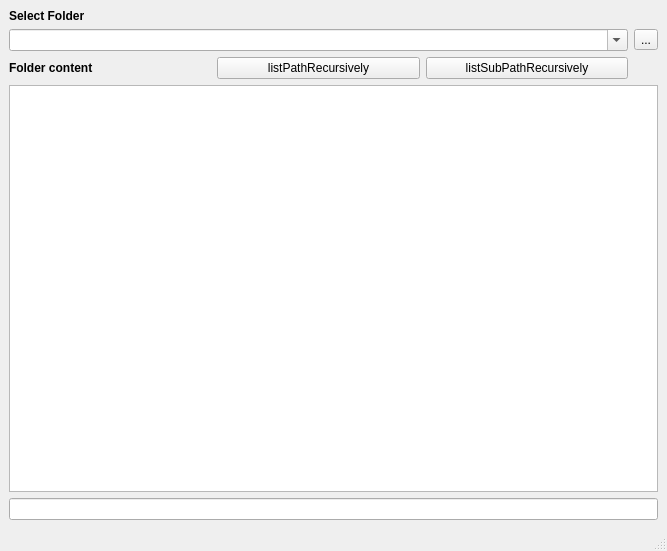
The window that Examples/CommonBasicUsage/mainwindow.ui (g-gualeni/QtNoid2) describes before a commit, drawn with Qt 5.
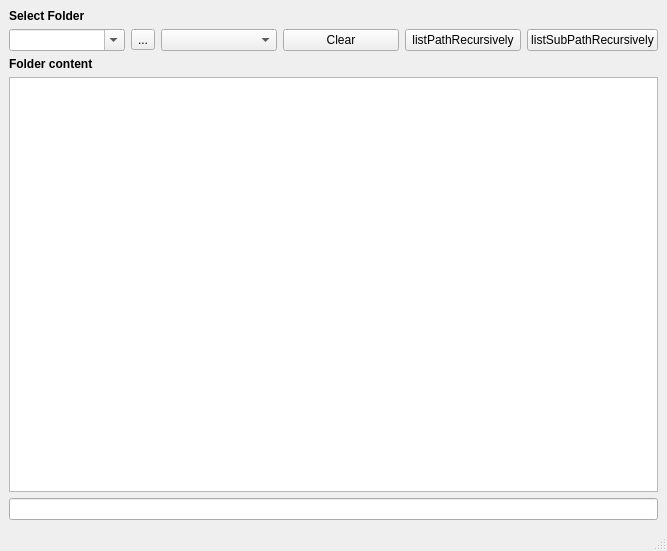
The same window after the commit.

Diff of the .ui file:
```diff
--- a/Examples/CommonBasicUsage/mainwindow.ui
+++ b/Examples/CommonBasicUsage/mainwindow.ui
@@ -14,8 +14,6 @@
    <string>MainWindow</string>
   </property>
   <widget class="QWidget" name="centralwidget">
-   <layout class="QVBoxLayout" name="verticalLayout">
-    <item>
      <layout class="QGridLayout" name="gridLayout">
       <item row="0" column="0">
        <widget class="QLabel" name="label_2">
@@ -29,57 +27,75 @@
         </property>
        </widget>
       </item>
-      <item row="2" column="0">
-       <widget class="QLabel" name="label">
-        <property name="font">
-         <font>
-          <bold>true</bold>
-         </font>
-        </property>
-        <property name="text">
-         <string>Folder content</string>
+    <item row="1" column="0">
+     <widget class="QComboBox" name="txtFolder">
+      <property name="toolTip">
+       <string>const QString &amp;path</string>
+      </property>
+      <property name="editable">
+       <bool>true</bool>
         </property>
        </widget>
       </item>
-      <item row="3" column="0" colspan="4">
-       <widget class="QPlainTextEdit" name="txtPathList"/>
-      </item>
-      <item row="1" column="3">
+    <item row="1" column="1">
        <widget class="QToolButton" name="cmdSelectFolder">
         <property name="text">
          <string>...</string>
         </property>
        </widget>
       </item>
-      <item row="2" column="2">
-       <widget class="QPushButton" name="cmdListSubPathRecursively">
+    <item row="1" column="2">
+     <widget class="QComboBox" name="comboBox">
+      <property name="toolTip">
+       <string>const QStringList &amp;nameFilters</string>
+      </property>
+     </widget>
+    </item>
+    <item row="1" column="3">
+     <widget class="QPushButton" name="cmdClearFilter">
+      <property name="toolTip">
+       <string>Clear Filter</string>
+      </property>
         <property name="text">
-         <string>listSubPathRecursively</string>
+       <string>Clear</string>
         </property>
        </widget>
       </item>
-      <item row="2" column="1">
+    <item row="1" column="4">
        <widget class="QPushButton" name="cmdListPathRecursively">
         <property name="text">
          <string>listPathRecursively</string>
         </property>
        </widget>
       </item>
-      <item row="1" column="0" colspan="3">
-       <widget class="QComboBox" name="txtFolder">
-        <property name="editable">
-         <bool>true</bool>
+    <item row="1" column="5">
+     <widget class="QPushButton" name="cmdListSubPathRecursively">
+      <property name="text">
+       <string>listSubPathRecursively</string>
         </property>
        </widget>
       </item>
-      <item row="4" column="0" colspan="4">
+    <item row="2" column="0" colspan="2">
+     <widget class="QLabel" name="label">
+      <property name="font">
+       <font>
+        <bold>true</bold>
+       </font>
+      </property>
+      <property name="text">
+       <string>Folder content</string>
+      </property>
+     </widget>
+    </item>
+    <item row="3" column="0" colspan="6">
+     <widget class="QPlainTextEdit" name="txtPathList"/>
+    </item>
+    <item row="4" column="0" colspan="6">
        <widget class="QLineEdit" name="txtStats">
         <property name="readOnly">
          <bool>true</bool>
         </property>
        </widget>
-      </item>
-     </layout>
     </item>
    </layout>
   </widget>
```
Lines whose indentation alone changed are shown as unchanged.
